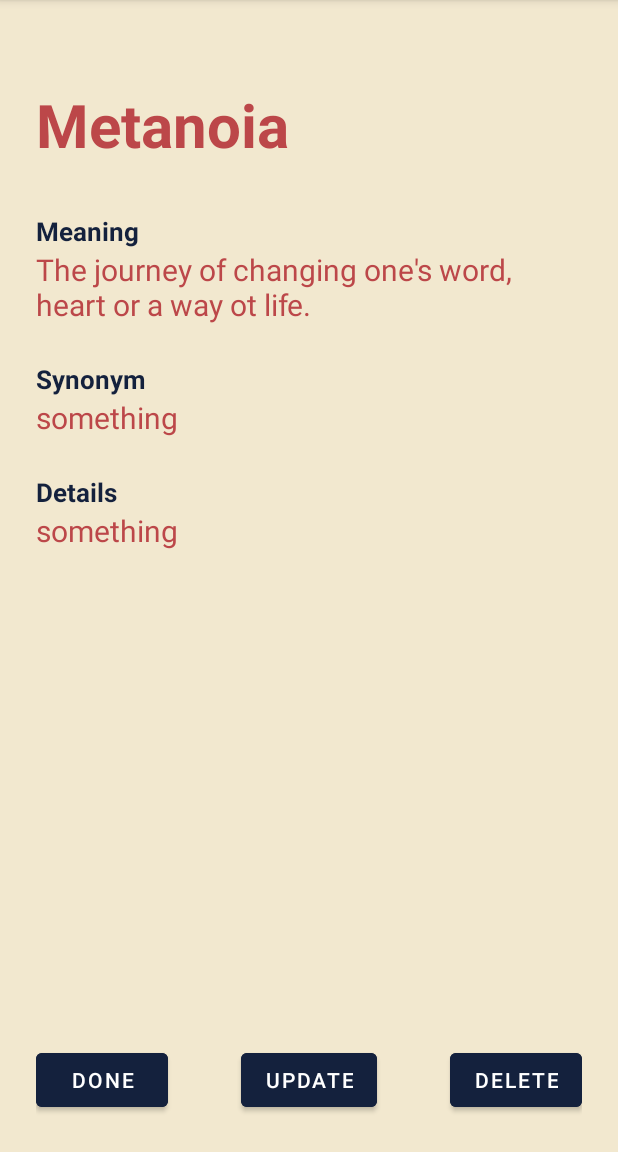
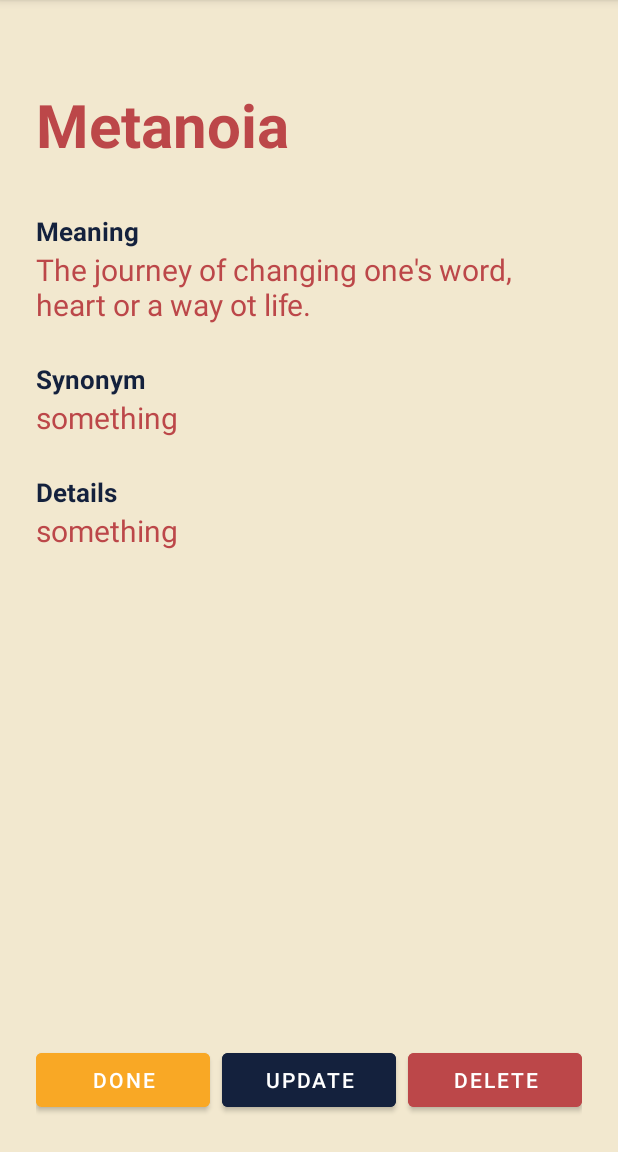
Before and after one commit to x1ang77/WordPadSubmission, an Android app: the screen it shows after launch (MainActivity), after a tap on "Metanoia", on a phone screen of 412 x 824 dp, the part 84-1236 px from its top. Run offline under Robolectric (Android 15) with nearby library versions, the phone set to English and light mode, and no system bars.

Commit message:
main viewmodel

```diff
--- a/app/src/main/java/com/nathalie/wordpad/repository/WordRepository.kt
+++ b/app/src/main/java/com/nathalie/wordpad/repository/WordRepository.kt
@@ -15,8 +15,13 @@ class WordRepository {
         )
     )
 
-    fun getWords(str: String, status:Boolean = false): List<Word> {
-        return wordsMap.filter { (key, value) -> Regex(str).containsMatchIn(value.title) && value.status == status }.values.toList()
+    fun getWords(str: String, status: Boolean = false): List<Word> {
+        return wordsMap.filter { (key, value) ->
+            Regex(
+                str,
+                RegexOption.IGNORE_CASE
+            ).containsMatchIn(value.title) && value.status == status
+        }.values.toList()
     }
 
     fun addWord(word: Word): Word? {
--- a/app/src/main/java/com/nathalie/wordpad/ui/CompletedWordsFragment.kt
+++ b/app/src/main/java/com/nathalie/wordpad/ui/CompletedWordsFragment.kt
@@ -51,7 +51,10 @@ class CompletedWordsFragment : Fragment() {
         }
 
         mainViewModel.refreshCompletedWords.observe(viewLifecycleOwner) {
-            refresh("")
+            if (it) {
+                refresh("")
+                mainViewModel.shouldRefreshWords(false)
+            }
         }
 
         binding.search.btnSearch.setOnClickListener {
--- a/app/src/main/java/com/nathalie/wordpad/ui/UpdateWordFragment.kt
+++ b/app/src/main/java/com/nathalie/wordpad/ui/UpdateWordFragment.kt
@@ -51,6 +51,10 @@ class UpdateWordFragment : Fragment() {
             }
         }
 
+        binding.btnBack.setOnClickListener {
+            NavHostFragment.findNavController(this).popBackStack()
+        }
+
         binding.btnAdd.setOnClickListener {
             val id = navArgs.id
             val title = binding.etTitle.text.toString()
--- a/app/src/main/java/com/nathalie/wordpad/ui/WordsFragment.kt
+++ b/app/src/main/java/com/nathalie/wordpad/ui/WordsFragment.kt
@@ -27,6 +27,7 @@ class WordsFragment : Fragment() {
     private val mainViewModel: MainViewModel by viewModels(
         ownerProducer = { requireParentFragment() }
     )
+
     override fun onCreateView(
         inflater: LayoutInflater, container: ViewGroup?,
         savedInstanceState: Bundle?
@@ -50,7 +51,10 @@ class WordsFragment : Fragment() {
         }
 
         mainViewModel.refreshWords.observe(viewLifecycleOwner) {
-            refresh("")
+            if (it) {
+                refresh("")
+                mainViewModel.shouldRefreshWords(false)
+            }
         }
 
         binding.search.btnSearch.setOnClickListener {
--- a/app/src/main/res/layout/fragment_details.xml
+++ b/app/src/main/res/layout/fragment_details.xml
@@ -38,9 +38,9 @@
 
     <Button
         android:id="@+id/btnDone"
-        android:layout_width="wrap_content"
+        android:layout_width="0dp"
         android:layout_height="wrap_content"
-        android:backgroundTint="@color/blue"
+        android:backgroundTint="#F9A825"
         android:text="Done"
         app:layout_constraintBottom_toBottomOf="parent"
         app:layout_constraintEnd_toStartOf="@+id/btnUpdate"
@@ -50,8 +50,10 @@
 
     <Button
         android:id="@+id/btnUpdate"
-        android:layout_width="wrap_content"
+        android:layout_width="0dp"
         android:layout_height="wrap_content"
+        android:layout_marginStart="8dp"
+        android:layout_marginEnd="8dp"
         android:backgroundTint="@color/blue"
         android:text="Update"
         app:layout_constraintBottom_toBottomOf="parent"
@@ -61,9 +63,9 @@
 
     <Button
         android:id="@+id/btnDelete"
-        android:layout_width="wrap_content"
+        android:layout_width="0dp"
         android:layout_height="wrap_content"
-        android:backgroundTint="@color/blue"
+        android:backgroundTint="@color/coral"
         android:text="Delete"
         app:layout_constraintBottom_toBottomOf="parent"
         app:layout_constraintEnd_toEndOf="parent"
--- a/app/src/main/res/layout/fragment_words.xml
+++ b/app/src/main/res/layout/fragment_words.xml
@@ -32,7 +32,8 @@
         android:layout_width="wrap_content"
         android:layout_height="wrap_content"
         android:layout_gravity="bottom|end"
-        android:layout_marginBottom="8dp"
+        android:layout_marginEnd="24dp"
+        android:layout_marginBottom="16dp"
         android:backgroundTint="@color/blue"
         app:icon="@drawable/ic_add"
         app:iconTint="@color/white" />
```
